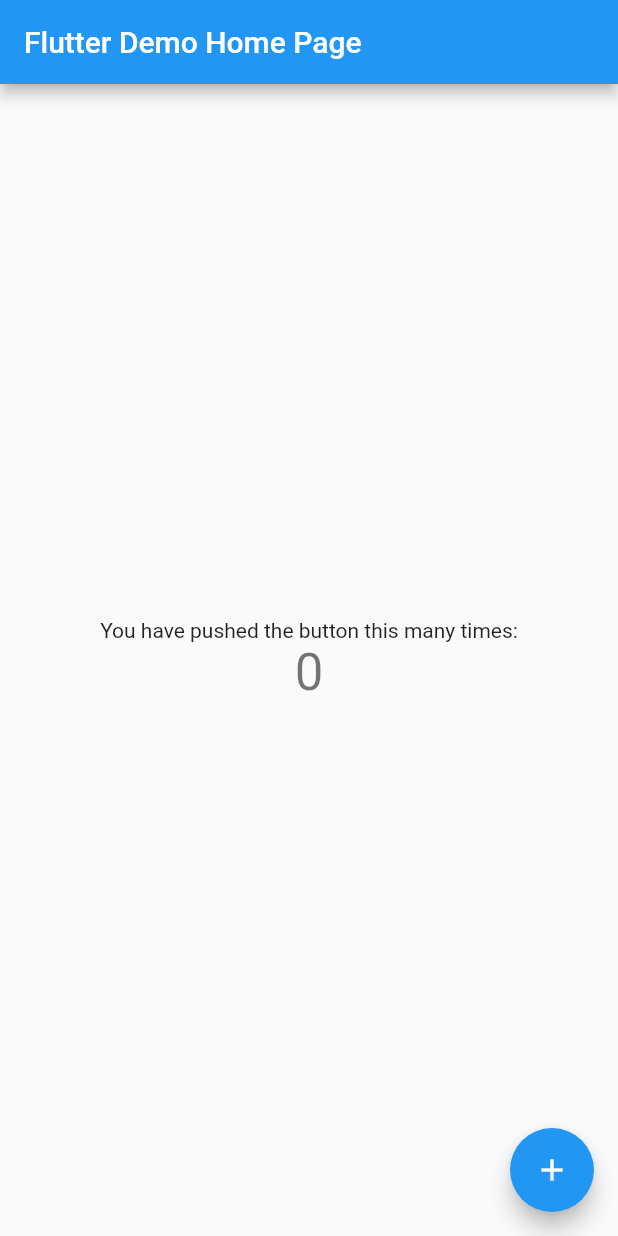
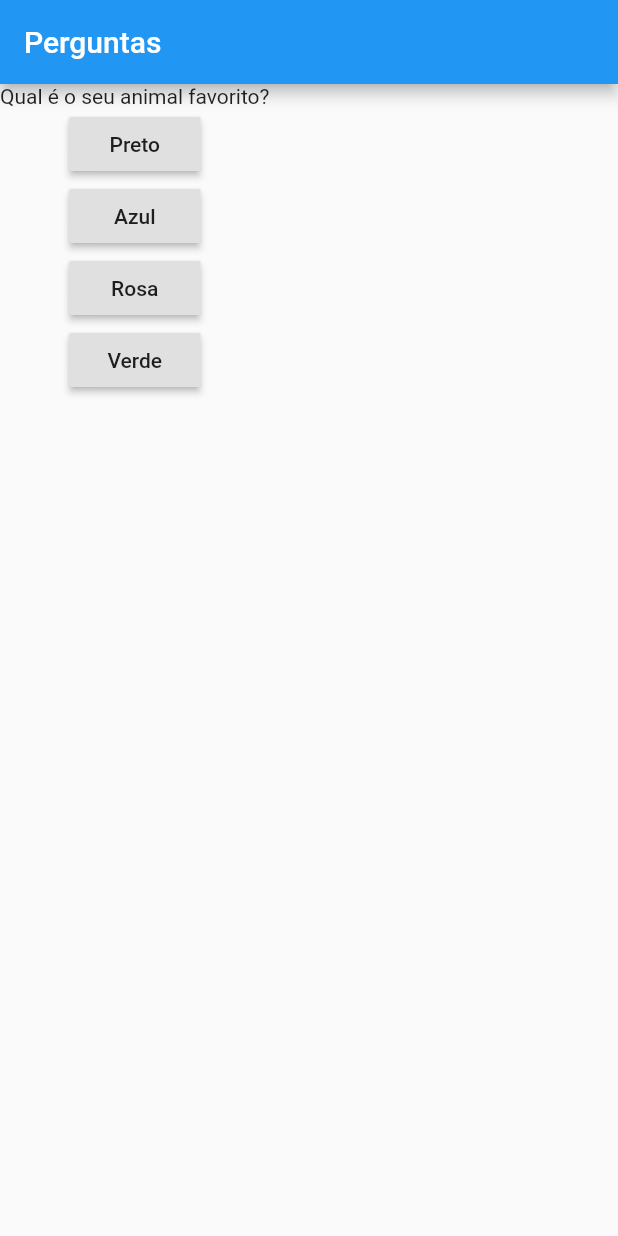
Before and after one commit to Waichiro/quizFlutter, a Flutter app: the screen it shows after launch, on a phone screen of 412 x 824 dp. Run offline on Flutter 3.47's test engine with Material 2 defaults, Android fonts, the phone set to English and light mode, and no system bars.

Commit message:
Remodelando o main.dart e colocando botoes e perguntas para o quiz

```diff
--- a/lib/main.dart
+++ b/lib/main.dart
@@ -1,115 +1,55 @@
+// ignore_for_file: deprecated_member_use, prefer_const_constructors
+
 import 'package:flutter/material.dart';
 
-void main() {
-  runApp(const MyApp());
-}
+main() => runApp(PerguntaApp());
 
-class MyApp extends StatelessWidget {
-  const MyApp({Key? key}) : super(key: key);
 
-  // This widget is the root of your application.
-  @override
-  Widget build(BuildContext context) {
-    return MaterialApp(
-      title: 'Flutter Demo',
-      theme: ThemeData(
-        // This is the theme of your application.
-        //
-        // Try running your application with "flutter run". You'll see the
-        // application has a blue toolbar. Then, without quitting the app, try
-        // changing the primarySwatch below to Colors.green and then invoke
-        // "hot reload" (press "r" in the console where you ran "flutter run",
-        // or simply save your changes to "hot reload" in a Flutter IDE).
-        // Notice that the counter didn't reset back to zero; the application
-        // is not restarted.
-        primarySwatch: Colors.blue,
-      ),
-      home: const MyHomePage(title: 'Flutter Demo Home Page'),
-    );
+class PerguntaApp extends StatelessWidget {
+
+  final perguntaSelecionada = 0;
+
+  void responder(){
+    //perguntaSelecionada++;
+    print('Pergunta Respondida');
   }
-}
 
-class MyHomePage extends StatefulWidget {
-  const MyHomePage({Key? key, required this.title}) : super(key: key);
-
-  // This widget is the home page of your application. It is stateful, meaning
-  // that it has a State object (defined below) that contains fields that affect
-  // how it looks.
-
-  // This class is the configuration for the state. It holds the values (in this
-  // case the title) provided by the parent (in this case the App widget) and
-  // used by the build method of the State. Fields in a Widget subclass are
-  // always marked "final".
-
-  final String title;
 
   @override
-  State<MyHomePage> createState() => _MyHomePageState();
-}
+  Widget build(BuildContext context){
+    final perguntas = [
+      'Qual é a sua cor favorita?',
+      'Qual é o seu animal favorito?',
+    ];
+    return MaterialApp(
+      home: Scaffold(
+        appBar: AppBar(
+          title: Text('Perguntas'),
 
-class _MyHomePageState extends State<MyHomePage> {
-  int _counter = 0;
+        ),
+        body: Column(
+          children: [
+            Text(perguntas[1]),
+            RaisedButton(
+              child: Text('Preto'),
+              onPressed: responder,
+            ),
+            RaisedButton(
+              child: Text('Azul'),
+              onPressed: responder,
+            ),
 
-  void _incrementCounter() {
-    setState(() {
-      // This call to setState tells the Flutter framework that something has
-      // changed in this State, which causes it to rerun the build method below
-      // so that the display can reflect the updated values. If we changed
-      // _counter without calling setState(), then the build method would not be
-      // called again, and so nothing would appear to happen.
-      _counter++;
-    });
-  }
-
-  @override
-  Widget build(BuildContext context) {
-    // This method is rerun every time setState is called, for instance as done
-    // by the _incrementCounter method above.
-    //
-    // The Flutter framework has been optimized to make rerunning build methods
-    // fast, so that you can just rebuild anything that needs updating rather
-    // than having to individually change instances of widgets.
-    return Scaffold(
-      appBar: AppBar(
-        // Here we take the value from the MyHomePage object that was created by
-        // the App.build method, and use it to set our appbar title.
-        title: Text(widget.title),
-      ),
-      body: Center(
-        // Center is a layout widget. It takes a single child and positions it
-        // in the middle of the parent.
-        child: Column(
-          // Column is also a layout widget. It takes a list of children and
-          // arranges them vertically. By default, it sizes itself to fit its
-          // children horizontally, and tries to be as tall as its parent.
-          //
-          // Invoke "debug painting" (press "p" in the console, choose the
-          // "Toggle Debug Paint" action from the Flutter Inspector in Android
-          // Studio, or the "Toggle Debug Paint" command in Visual Studio Code)
-          // to see the wireframe for each widget.
-          //
-          // Column has various properties to control how it sizes itself and
-          // how it positions its children. Here we use mainAxisAlignment to
-          // center the children vertically; the main axis here is the vertical
-          // axis because Columns are vertical (the cross axis would be
-          // horizontal).
-          mainAxisAlignment: MainAxisAlignment.center,
-          children: <Widget>[
-            const Text(
-              'You have pushed the button this many times:',
+            RaisedButton(
+              child: Text('Rosa'),
+              onPressed: responder,
             ),
-            Text(
-              '$_counter',
-              style: Theme.of(context).textTheme.headline4,
+            RaisedButton(
+              child: Text('Verde'),
+              onPressed: responder,
             ),
           ],
         ),
       ),
-      floatingActionButton: FloatingActionButton(
-        onPressed: _incrementCounter,
-        tooltip: 'Increment',
-        child: const Icon(Icons.add),
-      ), // This trailing comma makes auto-formatting nicer for build methods.
     );
   }
 }
```
Also changed, not shown: 1 other file.
